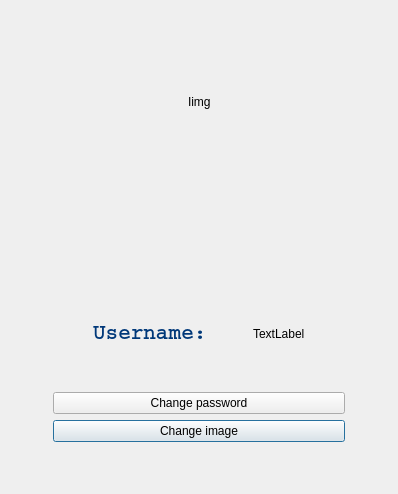
Old version of the form Malnati_Client/accountinterface.ui in the repository PDSEditor/NjoiN.
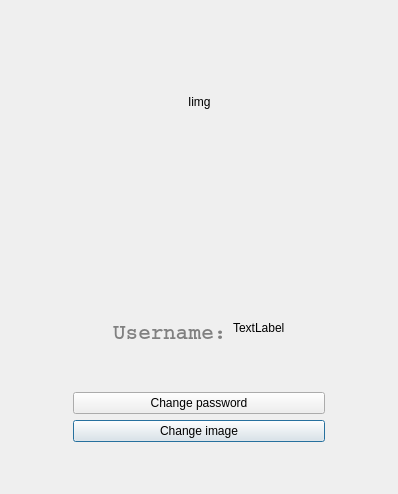
New version of the form.

Commit message: fix username color

```diff
--- a/Malnati_Client/accountinterface.ui
+++ b/Malnati_Client/accountinterface.ui
@@ -209,31 +209,27 @@
        </property>
        <property name="styleSheet">
         <string notr="true">background-color:transparent;
-color:#003879;</string>
+color:grey;</string>
        </property>
        <property name="text">
         <string>Username:</string>
        </property>
+       <property name="alignment">
+        <set>Qt::AlignBottom|Qt::AlignLeading|Qt::AlignLeft</set>
+       </property>
       </widget>
      </item>
-     <item>
-      <spacer name="horizontalSpacer_7">
-       <property name="orientation">
-        <enum>Qt::Horizontal</enum>
-       </property>
-       <property name="sizeHint" stdset="0">
-        <size>
-         <width>40</width>
-         <height>20</height>
-        </size>
-       </property>
-      </spacer>
-     </item>
      <item>
       <widget class="QLabel" name="username">
+       <property name="styleSheet">
+        <string notr="true">font: 16pt &quot;Noto Sans&quot;;</string>
+       </property>
        <property name="text">
         <string>TextLabel</string>
        </property>
+       <property name="alignment">
+        <set>Qt::AlignLeading|Qt::AlignLeft|Qt::AlignTop</set>
+       </property>
       </widget>
      </item>
      <item>
```
